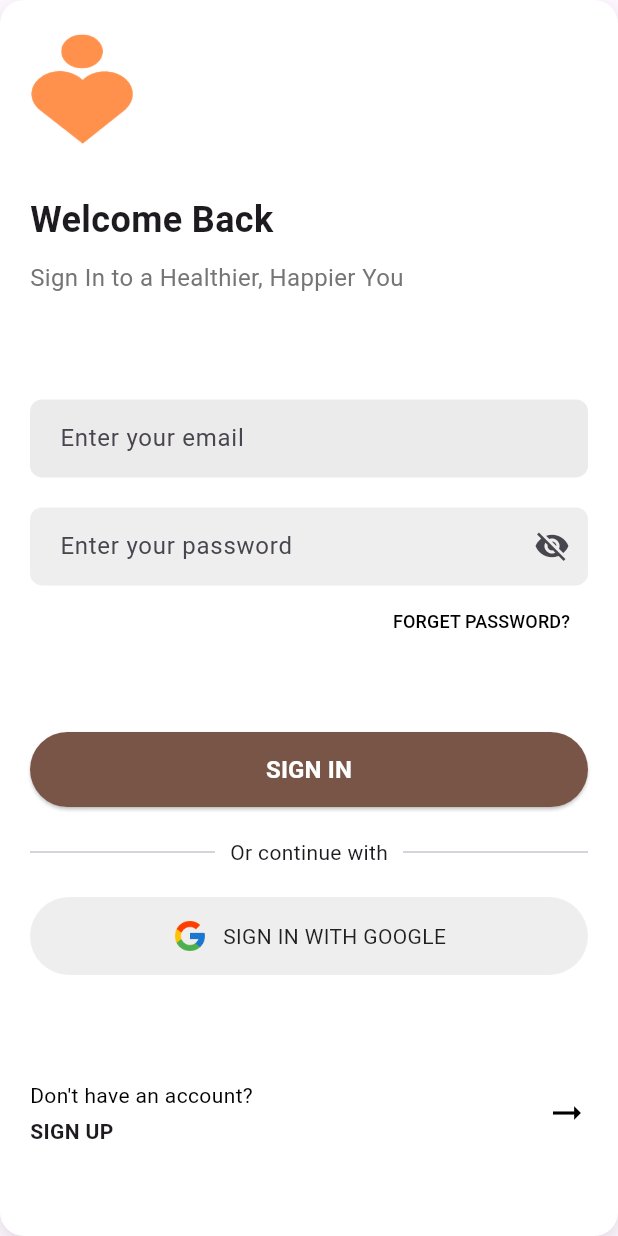
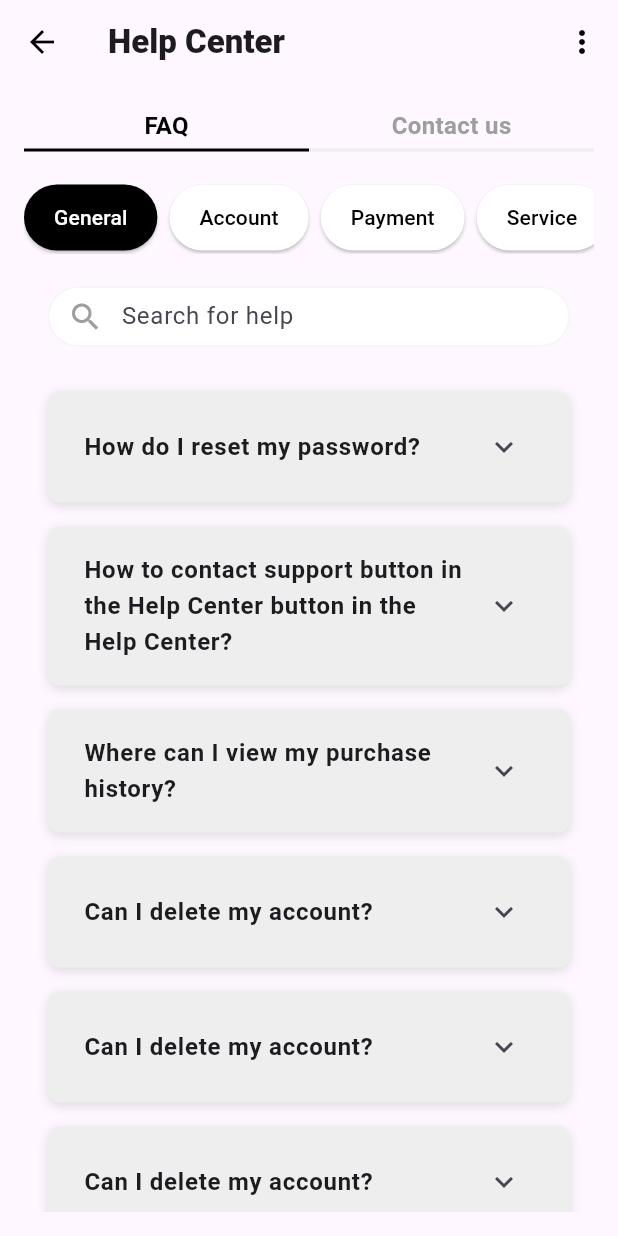
Before and after one commit to sonse184220/EXE_MO, a Flutter app: the screen it shows after launch, on a phone screen of 412 x 824 dp. Run offline on Flutter 3.47's test engine with Material 3 defaults, Android fonts, the phone set to English and light mode, and no system bars; our stand-ins replace font_awesome_flutter, image_picker.

Commit message:
Cusomer service, contact us page

```diff
--- a/lib/presentation/pages/authentication_pages/login.dart
+++ b/lib/presentation/pages/authentication_pages/login.dart
@@ -1,4 +1,5 @@
 import 'package:flutter/material.dart';
+import 'package:inner_child_app/presentation/pages/customer_services_page/help_screen_page.dart';
 import 'package:inner_child_app/presentation/pages/main_pages/main_screen.dart';
 import 'package:inner_child_app/presentation/pages/authentication_pages/register.dart';
 
@@ -7,7 +8,7 @@ class LoginWrapperMaterial extends StatelessWidget {
 
   @override
   Widget build(BuildContext context) {
-    return MaterialApp(home: Login(), debugShowCheckedModeBanner: false);
+    return MaterialApp(home: HelpScreenPage(), debugShowCheckedModeBanner: false);
   }
 }
 
--- /dev/null
+++ b/lib/presentation/pages/customer_services_page/help_screen_page.dart
@@ -0,0 +1,351 @@
+import 'package:flutter/cupertino.dart';
+import 'package:flutter/material.dart';
+import 'package:font_awesome_flutter/font_awesome_flutter.dart';
+
+class HelpScreenPage extends StatefulWidget {
+  const HelpScreenPage({super.key});
+
+  @override
+  State<HelpScreenPage> createState() => _HelpScreenPageState();
+}
+
+class _HelpScreenPageState extends State<HelpScreenPage> {
+  final List<Widget> helpSection = [
+    FAQ(),ContactUs()
+  ];
+  int selectedIndex = 0;
+  @override
+  Widget build(BuildContext context) {
+    return Scaffold(
+      appBar: AppBar(
+        title: const Text(
+          'Help Center',
+          style: TextStyle(fontWeight: FontWeight.w900),
+        ),
+        leading: IconButton(
+          onPressed: () {},
+          icon: Icon(Icons.arrow_back),
+          color: Colors.black,
+        ),
+        actions: [
+          IconButton(
+            onPressed: () {},
+            icon: Icon(Icons.more_vert_rounded),
+            color: Colors.black,
+          ),
+        ],
+      ),
+      body: Padding(
+        padding: const EdgeInsets.all(16),
+        child: Column(
+          children: [
+            Row(
+              mainAxisAlignment: MainAxisAlignment.spaceAround,
+              children: [
+               Expanded(child: _buildTabSelector('FAQ', 0)) ,
+                 Expanded(child: _buildTabSelector('Contact us', 1))
+              ],
+            ),
+            Expanded(child: helpSection[selectedIndex]),
+          ],
+        ),
+      ),
+    );
+  }
+  Widget _buildTabSelector(String title, int index) {
+    bool isSelected = selectedIndex == index;
+    final widthBlackBar = MediaQuery.of(context).size.width / 2;
+    return GestureDetector(
+      onTap: () {
+        setState(() {
+          selectedIndex = index;
+        });
+      },
+      child: Column(
+        mainAxisSize: MainAxisSize.min,
+        children: [
+          Text(
+            title,
+            style: TextStyle(
+              color: isSelected ? Colors.black : Colors.grey,
+              fontWeight: FontWeight.w700,
+              fontSize: 16,
+            ),
+          ),
+          const SizedBox(height: 4),
+          Container(
+            height: 2,
+            width: widthBlackBar,
+            color: isSelected ? Colors.black : Colors.grey[200],
+          ),
+          const SizedBox(height: 20),
+
+        ],
+      ),
+    );
+  }
+
+
+
+}
+
+
+
+
+Widget _buildTabButton(String label, bool isSelected, VoidCallback onTap) {
+  return Container(
+    margin: const EdgeInsets.only(right: 8),
+    child: ElevatedButton(
+      onPressed: onTap,
+      style: ElevatedButton.styleFrom(
+        foregroundColor: isSelected ? Colors.white : Colors.black,
+        backgroundColor: isSelected ? Colors.black : Colors.white,
+        shape: RoundedRectangleBorder(borderRadius: BorderRadius.circular(30)),
+        padding: const EdgeInsets.symmetric(horizontal: 20, vertical: 12),
+      ),
+      child: Text(label, style: const TextStyle(fontSize: 14)),
+    ),
+  );
+}
+
+class HelpTabContent extends StatelessWidget {
+  const HelpTabContent({super.key});
+  final List<Map<String, String>> mockHelpItems = const [
+    {
+      'question': 'How do I reset my password?',
+      'answer': 'You can reset your password from the Settings page.',
+    },
+    {
+      'question':
+          'How to contact support button in the Help Center button in the Help Center?',
+      'answer':
+          'Use the "Contact us" button in the Help Center button in the Help Centerbutton in the Help Center.',
+    },
+    {
+      'question': 'Where can I view my purchase history?',
+      'answer': 'Go to your Profile and select Purchase History.',
+    },
+    {
+      'question': 'Can I delete my account?',
+      'answer': 'Yes, from the Account Settings page.',
+    },
+    {
+      'question': 'Can I delete my account?',
+      'answer': 'Yes, from the Account Settings page.',
+    },
+    {
+      'question': 'Can I delete my account?',
+      'answer': 'Yes, from the Account Settings page.',
+    },
+    {
+      'question': 'Can I delete my account?',
+      'answer': 'Yes, from the Account Settings page.',
+    },
+    {
+      'question': 'Can I delete my account?',
+      'answer': 'Yes, from the Account Settings page.',
+    },
+    {
+      'question': 'Can I delete my account?',
+      'answer': 'Yes, from the Account Settings page.',
+    },
+    {
+      'question': 'Can I delete my account?',
+      'answer': 'Yes, from the Account Settings page.',
+    },
+    {
+      'question': 'Can I delete my account?',
+      'answer': 'Yes, from the Account Settings page.',
+    },
+    {
+      'question': 'Can I delete my account?',
+      'answer': 'Yes, from the Account Settings page.',
+    },
+  ];
+
+  @override
+  Widget build(BuildContext context) {
+    return ListView.builder(
+      itemCount: mockHelpItems.length,
+      itemBuilder: (context, index) {
+        final item = mockHelpItems[index];
+        return Container(
+          margin: const EdgeInsets.symmetric(vertical: 8.0, horizontal: 16.0),
+          padding: const EdgeInsets.all(8.0),
+          decoration: BoxDecoration(
+            color: Colors.grey[200],
+            borderRadius: BorderRadius.circular(8.0),
+            boxShadow: [
+              BoxShadow(
+                color: Colors.black12,
+                blurRadius: 5,
+                offset: Offset(0, 2),
+              ),
+            ],
+          ),
+          child: ExpansionTile(
+            shape: Border(),
+            title: Text(
+              item['question']!,
+              style: const TextStyle(fontWeight: FontWeight.bold),
+            ),
+            children: [
+              Padding(
+                padding: const EdgeInsets.symmetric(
+                  horizontal: 16.0,
+                  vertical: 8.0,
+                ),
+                child: Align(
+                  alignment: Alignment.centerLeft,
+                  child: Text(
+                    item['answer']!,
+                    style: const TextStyle(color: Colors.black87),
+                  ),
+                ),
+              ),
+            ],
+          ),
+        );
+      },
+    );
+  }
+}
+
+Widget buildSearchBox() {
+  return Container(
+    height: 40,
+    margin: const EdgeInsets.symmetric(horizontal: 16, vertical: 8),
+    decoration: BoxDecoration(
+      color: Colors.white,
+      borderRadius: BorderRadius.circular(30.0),
+      border: Border.all(color: Colors.grey.shade100),
+    ),
+    child: Row(
+      children: [
+        const Padding(
+          padding: EdgeInsets.symmetric(horizontal: 12.0),
+          child: Icon(Icons.search, color: Colors.grey),
+        ),
+        Expanded(
+          child: TextField(
+            decoration: InputDecoration(
+              hintText: "Search for help",
+              border: InputBorder.none,
+              isCollapsed: true,
+            ),
+          ),
+        ),
+      ],
+    ),
+  );
+}
+
+class FAQ extends StatefulWidget {
+  const FAQ({super.key});
+
+  @override
+  State<FAQ> createState() => _FAQState();
+}
+
+class _FAQState extends State<FAQ> {
+  final List<String> tabLabels = [
+    'General',
+    'Account',
+    'Payment',
+    'Service',
+    'Help',
+    'Help',
+  ];
+  int selectedIndex = 0;
+  @override
+  Widget build(BuildContext context) {
+    return Column(
+      children: [
+        SingleChildScrollView(
+          scrollDirection: Axis.horizontal,
+          child: Row(
+            children: List.generate(tabLabels.length, (index) {
+              return _buildTabButton(
+                tabLabels[index],
+                index == selectedIndex,
+                () {
+                  setState(() {
+                    selectedIndex = index;
+                  });
+                },
+              );
+            }),
+          ),
+        ),
+        SizedBox(height: 14),
+        buildSearchBox(),
+        SizedBox(height: 14),
+        Expanded(child: HelpTabContent()),
+      ],
+    );
+  }
+}
+
+class ContactUs extends StatefulWidget {
+  const ContactUs({super.key});
+
+  @override
+  State<ContactUs> createState() => _ContactUsState();
+}
+
+class _ContactUsState extends State<ContactUs> {
+  @override
+  Widget build(BuildContext context) {
+    return ListView(
+      children: [
+        _buildSocialMediaItem(FontAwesomeIcons.headphones, 'Customer Service'),
+        _buildSocialMediaItem(FontAwesomeIcons.whatsapp, 'WhatsApp'),
+        _buildSocialMediaItem(FontAwesomeIcons.globe, 'Website'),
+        _buildSocialMediaItem(FontAwesomeIcons.facebook, 'Facebook'),
+        _buildSocialMediaItem(FontAwesomeIcons.twitter, 'Twitter'),
+        _buildSocialMediaItem(FontAwesomeIcons.instagram, 'Instagram'),
+
+      ],
+    );
+  }
+
+  Widget _buildSocialMediaItem(IconData icon, String label) {
+    return Container(
+      margin: const EdgeInsets.only(bottom: 25),
+      decoration: BoxDecoration(
+        color: Colors.grey[200],
+        borderRadius: BorderRadius.circular(8.0),
+        boxShadow: [
+          BoxShadow(
+            color: Colors.black12,
+            blurRadius: 4,
+            offset: Offset(0, 2),
+          ),
+        ],
+      ),
+      child: ExpansionTile(
+        shape: Border(),
+        leading: Icon(icon, color: Colors.black),
+        title: Text(
+          label,
+          style: const TextStyle(fontWeight: FontWeight.w500),
+        ),
+        children: [
+          Padding(
+            padding: const EdgeInsets.symmetric(
+              horizontal: 16.0,
+              vertical: 8.0,
+            ),
+            child: Align(
+              alignment: Alignment.centerLeft,
+              child: Text(
+                'Details for $label go here.',
+                style: const TextStyle(color: Colors.black87),
+              ),
+            ),
+          ),
+        ],
+      ),
+    );
+  }
+}
--- a/pubspec.yaml
+++ b/pubspec.yaml
@@ -36,7 +36,7 @@ dependencies:
   cupertino_icons: ^1.0.8
   intl: ^0.20.2
   image_picker: ^1.1.2
-
+  font_awesome_flutter: ^10.8.0
 dev_dependencies:
   flutter_test:
     sdk: flutter
```
Also changed, not shown: pubspec.lock.
